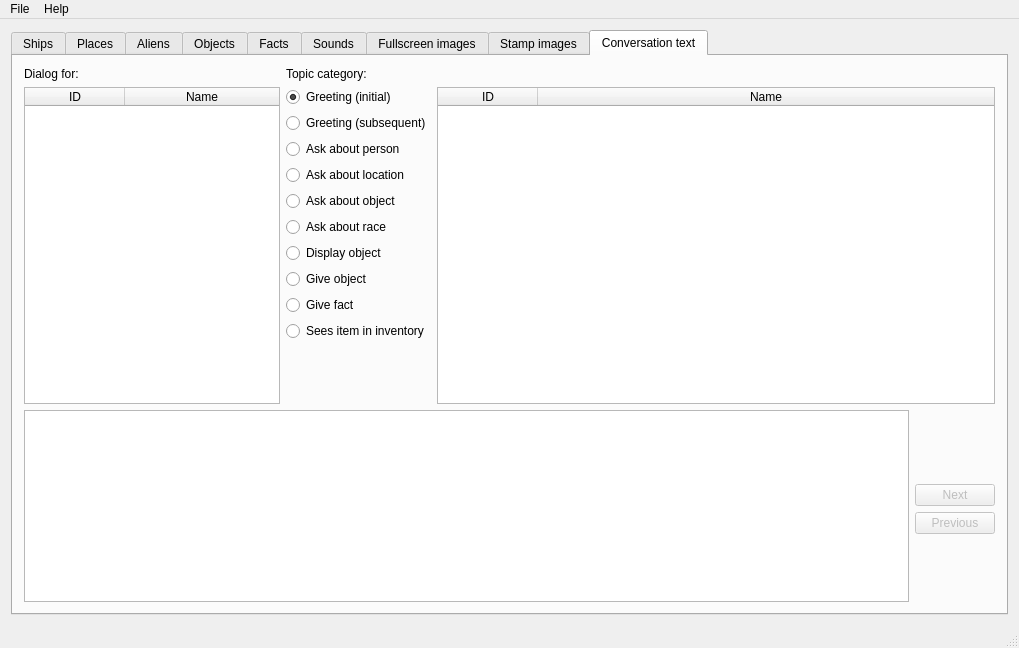
First picture: the form in mainwindow.ui, repository colinbourassa/nomad-resource-explorer, before the edit.
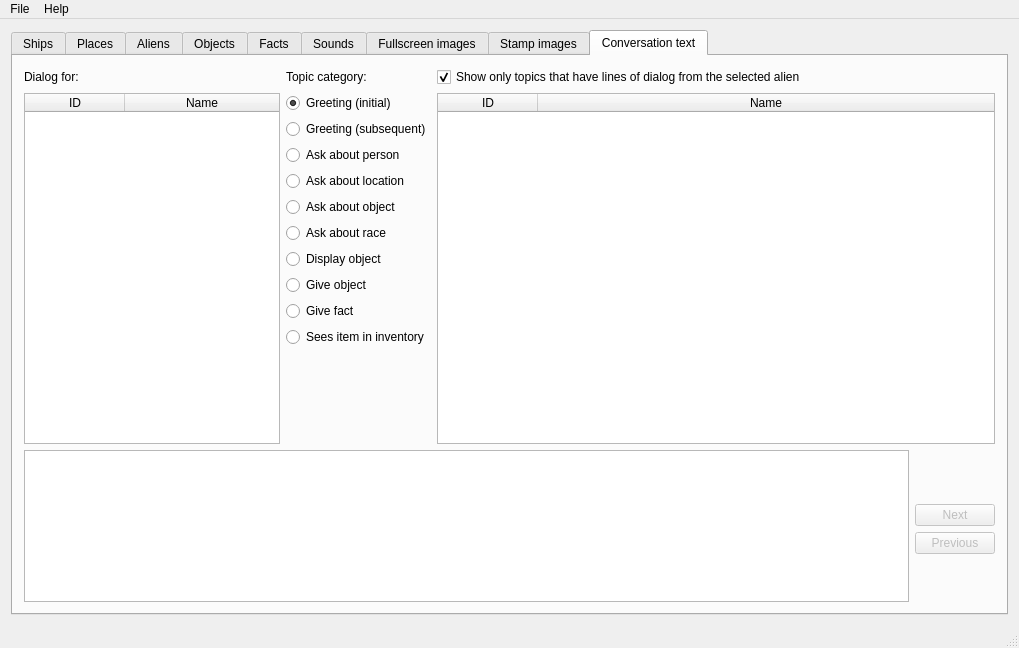
Second picture: the form after the edit. The open tabs and pages were chosen to show the change.

Commit message: Add dialogue filtering for topics that have specifically written dialogue

Diff of the .ui file:
```diff
--- a/mainwindow.ui
+++ b/mainwindow.ui
@@ -920,7 +920,7 @@
        <attribute name="title">
         <string>Conversation text</string>
        </attribute>
-       <layout class="QGridLayout" name="gridLayout_4" rowstretch="0,0,0,0,0,0,0,0,0,0,0,0,0,0,0,0" columnstretch="0,0,1,0,0">
+       <layout class="QGridLayout" name="gridLayout_4" rowstretch="0,0,0,0,0,0,0,0,0,0,2,2,1,1,1,1" columnstretch="0,0,1,0,0">
         <item row="2" column="1">
          <widget class="QRadioButton" name="m_convTopicButtonGreeting1">
           <property name="text">
@@ -1179,6 +1179,16 @@
           </attribute>
          </widget>
         </item>
+        <item row="0" column="2" colspan="3">
+         <widget class="QCheckBox" name="m_convFilterTopicsCheckbox">
+          <property name="text">
+           <string>Show only topics that have lines of dialog from the selected alien</string>
+          </property>
+          <property name="checked">
+           <bool>true</bool>
+          </property>
+         </widget>
+        </item>
        </layout>
       </widget>
      </widget>
```
Left out of the diff: 4 changed lines with no effect on the pictures. The commit also changes 5 other files.
